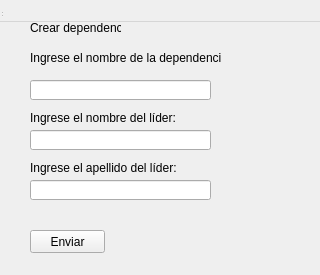
Old version of the form Prueba tp/form_window.ui in the repository stel0/TP-PYTHON.
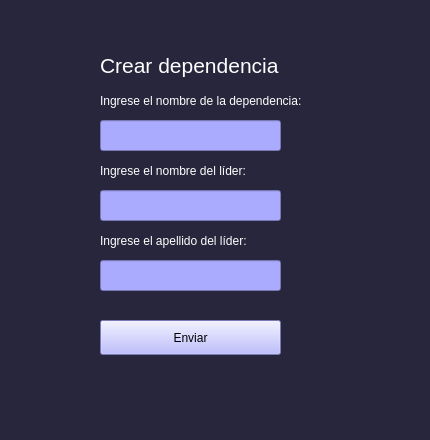
New version of the form.

Patch:
```diff
--- a/Prueba tp/form_window.ui
+++ b/Prueba tp/form_window.ui
@@ -6,41 +6,73 @@
    <rect>
     <x>0</x>
     <y>0</y>
-    <width>320</width>
-    <height>275</height>
+    <width>430</width>
+    <height>440</height>
    </rect>
   </property>
+  <property name="minimumSize">
+   <size>
+    <width>430</width>
+    <height>440</height>
+   </size>
+  </property>
+  <property name="maximumSize">
+   <size>
+    <width>430</width>
+    <height>500</height>
+   </size>
+  </property>
   <property name="windowTitle">
-   <string>MainWindow</string>
+   <string>Agregar Dependencia</string>
+  </property>
+  <property name="styleSheet">
+   <string notr="true">background-color:#27263c;</string>
   </property>
   <widget class="QWidget" name="centralwidget" native="true">
    <property name="geometry">
     <rect>
-     <x>0</x>
-     <y>0</y>
-     <width>291</width>
-     <height>261</height>
+     <x>40</x>
+     <y>30</y>
+     <width>361</width>
+     <height>341</height>
     </rect>
    </property>
    <widget class="QLineEdit" name="input_dependencia_nombre">
     <property name="geometry">
      <rect>
-      <x>30</x>
-      <y>80</y>
+      <x>60</x>
+      <y>90</y>
       <width>181</width>
-      <height>20</height>
+      <height>31</height>
      </rect>
     </property>
+    <property name="minimumSize">
+     <size>
+      <width>0</width>
+      <height>25</height>
+     </size>
+    </property>
+    <property name="styleSheet">
+     <string notr="true">background:rgb(170, 170, 255);</string>
+    </property>
    </widget>
    <widget class="QLabel" name="label">
     <property name="geometry">
      <rect>
-      <x>30</x>
+      <x>60</x>
       <y>20</y>
-      <width>91</width>
-      <height>16</height>
+      <width>301</width>
+      <height>31</height>
      </rect>
     </property>
+    <property name="font">
+     <font>
+      <pointsize>16</pointsize>
+     </font>
+    </property>
+    <property name="styleSheet">
+     <string notr="true">color:white;</string>
+    </property>
     <property name="text">
      <string>Crear dependencia</string>
     </property>
@@ -48,12 +80,15 @@
    <widget class="QLabel" name="label_2">
     <property name="geometry">
      <rect>
-      <x>30</x>
-      <y>50</y>
-      <width>191</width>
-      <height>16</height>
+      <x>60</x>
+      <y>60</y>
+      <width>311</width>
+      <height>21</height>
      </rect>
     </property>
+    <property name="styleSheet">
+     <string notr="true">color:white;</string>
+    </property>
     <property name="text">
      <string>Ingrese el nombre de la dependencia:</string>
     </property>
@@ -61,22 +96,34 @@
    <widget class="QLineEdit" name="input_dependencia_nombre_lider">
     <property name="geometry">
      <rect>
-      <x>30</x>
-      <y>130</y>
+      <x>60</x>
+      <y>160</y>
       <width>181</width>
-      <height>20</height>
+      <height>31</height>
      </rect>
     </property>
+    <property name="minimumSize">
+     <size>
+      <width>0</width>
+      <height>25</height>
+     </size>
+    </property>
+    <property name="styleSheet">
+     <string notr="true">background:rgb(170, 170, 255);</string>
+    </property>
    </widget>
    <widget class="QLabel" name="label_3">
     <property name="geometry">
      <rect>
-      <x>30</x>
-      <y>110</y>
-      <width>231</width>
-      <height>16</height>
+      <x>60</x>
+      <y>130</y>
+      <width>301</width>
+      <height>21</height>
      </rect>
     </property>
+    <property name="styleSheet">
+     <string notr="true">color:white;</string>
+    </property>
     <property name="text">
      <string>Ingrese el nombre del líder:</string>
     </property>
@@ -84,12 +131,27 @@
    <widget class="QPushButton" name="enviar_dependencia">
     <property name="geometry">
      <rect>
-      <x>30</x>
-      <y>230</y>
-      <width>75</width>
-      <height>23</height>
+      <x>60</x>
+      <y>290</y>
+      <width>181</width>
+      <height>35</height>
      </rect>
     </property>
+    <property name="minimumSize">
+     <size>
+      <width>0</width>
+      <height>35</height>
+     </size>
+    </property>
+    <property name="maximumSize">
+     <size>
+      <width>16777215</width>
+      <height>35</height>
+     </size>
+    </property>
+    <property name="styleSheet">
+     <string notr="true">background:rgb(170, 170, 255);</string>
+    </property>
     <property name="text">
      <string>Enviar</string>
     </property>
@@ -97,12 +159,15 @@
    <widget class="QLabel" name="label_4">
     <property name="geometry">
      <rect>
-      <x>30</x>
-      <y>160</y>
-      <width>181</width>
-      <height>16</height>
+      <x>60</x>
+      <y>200</y>
+      <width>301</width>
+      <height>21</height>
      </rect>
     </property>
+    <property name="styleSheet">
+     <string notr="true">color:white;</string>
+    </property>
     <property name="text">
      <string>Ingrese el apellido del líder:</string>
     </property>
@@ -110,12 +175,21 @@
    <widget class="QLineEdit" name="input_dependencia_apellido_lider">
     <property name="geometry">
      <rect>
-      <x>30</x>
-      <y>180</y>
+      <x>60</x>
+      <y>230</y>
       <width>181</width>
-      <height>20</height>
+      <height>31</height>
      </rect>
     </property>
+    <property name="minimumSize">
+     <size>
+      <width>0</width>
+      <height>25</height>
+     </size>
+    </property>
+    <property name="styleSheet">
+     <string notr="true">background:rgb(170, 170, 255);</string>
+    </property>
    </widget>
   </widget>
   <widget class="QMenuBar" name="menubar">
```
